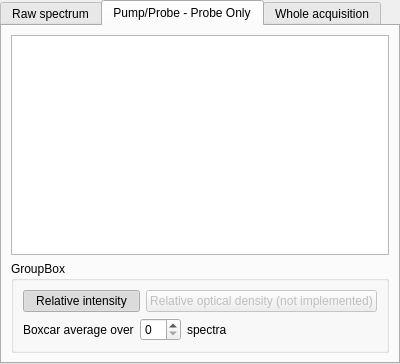
gsehrlich/diffusive-ta, file code/cam_full/spectra.ui: the form before one commit.
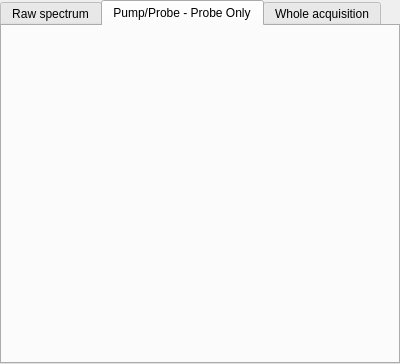
The form after the commit. The open tabs and pages were chosen to show the change. Custom widgets are drawn as their Qt base class.

Diff of the .ui file:
```diff
--- a/code/cam_full/spectra.ui
+++ b/code/cam_full/spectra.ui
@@ -100,81 +100,7 @@
    <attribute name="title">
     <string>Pump/Probe - Probe Only</string>
    </attribute>
-   <layout class="QVBoxLayout" name="verticalLayout_4">
-    <item>
-     <widget class="PlotWidget" name="diffPlot"/>
-    </item>
-    <item>
-     <widget class="QGroupBox" name="groupBox_2">
-      <property name="title">
-       <string>GroupBox</string>
-      </property>
-      <layout class="QVBoxLayout" name="verticalLayout_3">
-       <item>
-        <layout class="QHBoxLayout" name="horizontalLayout_3">
-         <item>
-          <widget class="QPushButton" name="pushButton_3">
-           <property name="text">
-            <string>Relative intensity</string>
-           </property>
-           <property name="checkable">
-            <bool>true</bool>
-           </property>
-           <property name="checked">
-            <bool>true</bool>
-           </property>
-          </widget>
-         </item>
-         <item>
-          <widget class="QPushButton" name="pushButton_4">
-           <property name="enabled">
-            <bool>false</bool>
-           </property>
-           <property name="text">
-            <string>Relative optical density (not implemented)</string>
-           </property>
-          </widget>
-         </item>
-        </layout>
-       </item>
-       <item>
-        <layout class="QHBoxLayout" name="horizontalLayout_4">
-         <item>
-          <widget class="QLabel" name="label_3">
-           <property name="text">
-            <string>Boxcar average over</string>
-           </property>
-          </widget>
-         </item>
-         <item>
-          <widget class="QSpinBox" name="spinBox_2"/>
-         </item>
-         <item>
-          <widget class="QLabel" name="label_4">
-           <property name="text">
-            <string>spectra</string>
-           </property>
-          </widget>
-         </item>
-         <item>
-          <spacer name="horizontalSpacer_2">
-           <property name="orientation">
-            <enum>Qt::Horizontal</enum>
-           </property>
-           <property name="sizeHint" stdset="0">
-            <size>
-             <width>40</width>
-             <height>20</height>
-            </size>
-           </property>
-          </spacer>
-         </item>
-        </layout>
-       </item>
-      </layout>
-     </widget>
-    </item>
-   </layout>
+   <layout class="QVBoxLayout" name="verticalLayout_4"/>
   </widget>
   <widget class="QWidget" name="tab_2">
    <attribute name="title">
```
Left out of the diff: 6 changed lines with no effect on the pictures.
